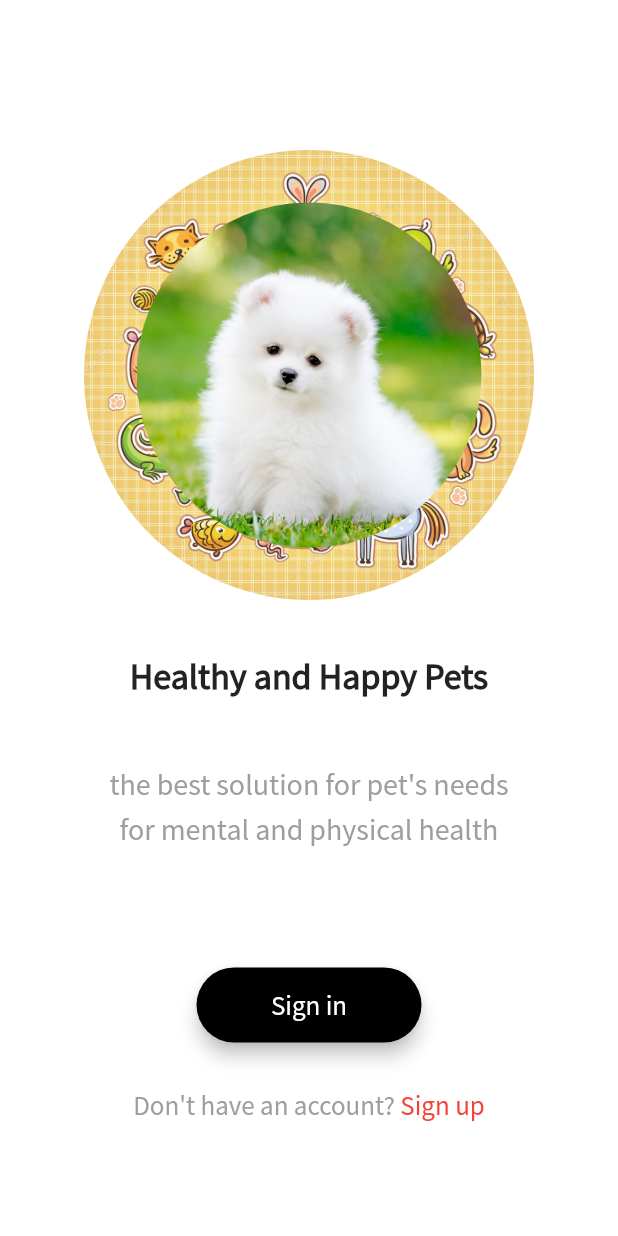
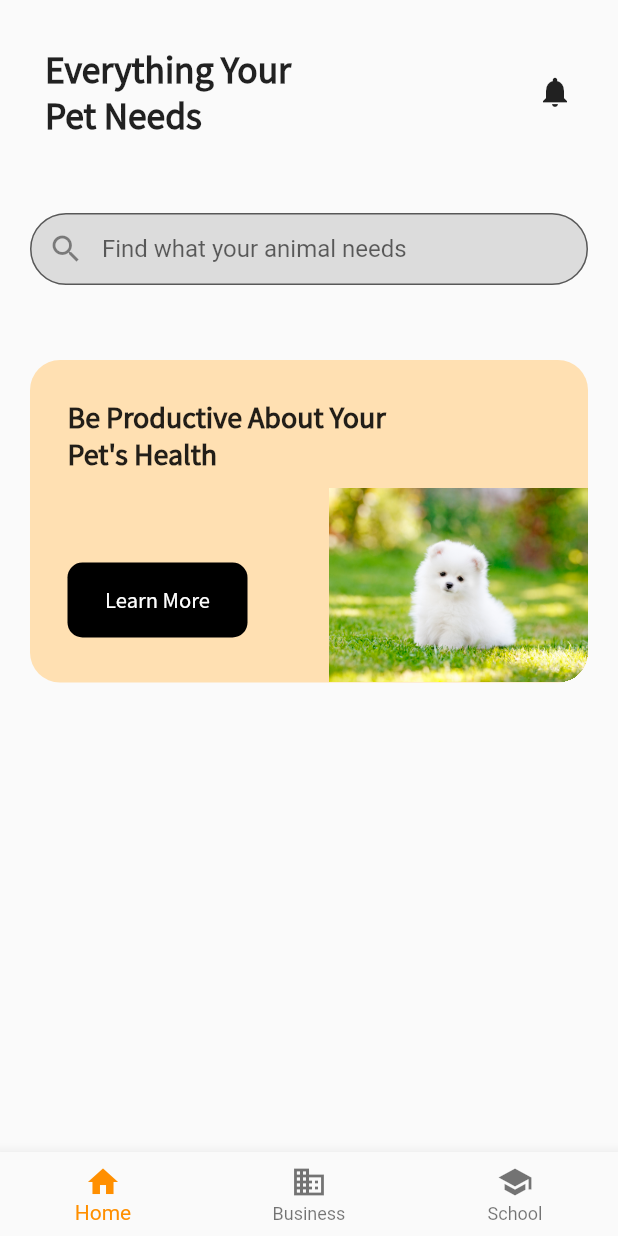
Before and after one commit to Ambmo/ui_designs, a Flutter app: the screen it shows after launch, after a tap on "Sign in", on a phone screen of 412 x 824 dp. Run offline on Flutter 3.47's test engine with Material 2 defaults, Android fonts, the phone set to English and light mode, and no system bars.

Commit message:
screen2
screen2

```diff
--- /dev/null
+++ b/lib/Screen2.dart
@@ -0,0 +1,151 @@
+import 'dart:ui';
+import 'package:flutter/material.dart';
+import 'constants.dart';
+
+class Screen2 extends StatefulWidget {
+  @override
+  _Screen2State createState() => _Screen2State();
+}
+
+class _Screen2State extends State<Screen2> {
+  int _selectedIndex = 0;
+  void _onItemTapped(int index) {
+    setState(() {
+      _selectedIndex = index;
+    });
+  }
+
+  @override
+  Widget build(BuildContext context) {
+    return SafeArea(
+      child: Scaffold(
+        // appBar: AppBar(
+        //   elevation: 0.0,
+        // ),
+        body: Column(
+          children: [
+            Padding(
+              padding: const EdgeInsets.all(30.0),
+              child: Row(
+                mainAxisAlignment: MainAxisAlignment.spaceBetween,
+                children: [
+                  Column(
+                    crossAxisAlignment: CrossAxisAlignment.start,
+                    children: [
+                      Text('Everything Your', style: head),
+                      Text('Pet Needs', style: head),
+                    ],
+                  ),
+                  Icon(Icons.notifications),
+                ],
+              ),
+            ),
+            Padding(
+              padding: const EdgeInsets.all(20.0),
+              child: TextField(
+                decoration: const InputDecoration(
+                  filled: true,
+                  fillColor: Colors.black12,
+                  // focusColor: Colors.black,
+                  contentPadding:
+                      EdgeInsets.symmetric(vertical: 10.0, horizontal: 20.0),
+                  // prefix: Icon(
+                  //   Icons.search,
+                  //   color: Colors.grey,
+                  // ),
+                  prefixIcon: Icon(Icons.search),
+                  // icon: Icon(Icons.search),
+                  border: OutlineInputBorder(
+                      borderRadius: BorderRadius.all(Radius.circular(32.0))),
+                  // enabledBorder: OutlineInputBorder(
+                  //   borderSide: BorderSide(color: Colors.grey, width: 1.0),
+                  //   borderRadius: BorderRadius.all(Radius.circular(32.0)),
+                  // ),
+                  hintText: 'Find what your animal needs',
+                ),
+              ),
+            ),
+            SizedBox(height: 10.0),
+            Container(
+              margin: EdgeInsets.all(20.0),
+              decoration: BoxDecoration(
+                  color: Colors.orange[100],
+                  borderRadius: BorderRadius.circular(20.0)),
+              // clipBehavior: Clip.hardEdge,
+              padding: EdgeInsets.fromLTRB(25.0, 25.0, 0.0, 0.0),
+
+              child: Column(
+                crossAxisAlignment: CrossAxisAlignment.start,
+                children: [
+                  Text(
+                    'Be Productive About Your',
+                    style: head.copyWith(fontSize: 20.0),
+                  ),
+                  Text(
+                    "Pet's Health",
+                    style: head.copyWith(fontSize: 20.0),
+                  ),
+                  SizedBox(height: 10.0),
+                  Row(
+                    mainAxisAlignment: MainAxisAlignment.spaceBetween,
+                    children: [
+                      Column(
+                        children: [
+                          SizedBox(height: 20),
+                          Material(
+                            borderRadius: BorderRadius.circular(10.0),
+                            color: Colors.black,
+                            child: MaterialButton(
+                              onPressed: () {},
+                              minWidth: 120.0,
+                              height: 50.0,
+                              child: Text(
+                                'Learn More',
+                                style: TextStyle(
+                                    color: Colors.white,
+                                    fontSize: 15.0,
+                                    fontFamily: 'SourceSans'),
+                              ),
+                            ),
+                          ),
+                        ],
+                      ),
+                      Container(
+                          clipBehavior: Clip.hardEdge,
+                          decoration: BoxDecoration(
+                            borderRadius: BorderRadius.only(
+                                bottomRight: Radius.circular(20.0)),
+                          ),
+                          height: 130.0,
+                          width: 173.0,
+                          child: Image.asset('images/dog.jpg')),
+                    ],
+                  ),
+                ],
+              ),
+            ),
+          ],
+        ),
+        bottomNavigationBar: BottomNavigationBar(
+          items: const <BottomNavigationBarItem>[
+            BottomNavigationBarItem(
+              icon: Icon(Icons.home),
+              label: 'Home',
+            ),
+            BottomNavigationBarItem(
+              icon: Icon(Icons.business),
+              label: 'Business',
+            ),
+            BottomNavigationBarItem(
+              icon: Icon(Icons.school),
+              label: 'School',
+            ),
+          ],
+          currentIndex: _selectedIndex,
+          selectedItemColor: Colors.amber[800],
+          onTap: _onItemTapped,
+        ),
+      ),
+    );
+  }
+}
--- /dev/null
+++ b/lib/constants.dart
@@ -0,0 +1,23 @@
+import 'package:flutter/material.dart';
+
+const head = TextStyle(
+    fontSize: 25.0, fontWeight: FontWeight.bold, fontFamily: 'SourceSans');
+
+const kTextFieldDecoration = InputDecoration(
+  hintText: 'Enter your email',
+  hintStyle: TextStyle(
+    color: Colors.grey,
+  ),
+  contentPadding: EdgeInsets.symmetric(vertical: 10.0, horizontal: 20.0),
+  border: OutlineInputBorder(
+    borderRadius: BorderRadius.all(Radius.circular(32.0)),
+  ),
+  enabledBorder: OutlineInputBorder(
+    borderSide: BorderSide(color: Colors.blueAccent, width: 1.0),
+    borderRadius: BorderRadius.all(Radius.circular(32.0)),
+  ),
+  focusedBorder: OutlineInputBorder(
+    borderSide: BorderSide(color: Colors.blueAccent, width: 2.0),
+    borderRadius: BorderRadius.all(Radius.circular(32.0)),
+  ),
+);
--- a/lib/main.dart
+++ b/lib/main.dart
@@ -1,5 +1,6 @@
 import 'package:flutter/material.dart';
-import 'myapp.dart';
+import 'package:ui_designs/Screen2.dart';
+import 'welcome_screen.dart';
 
 void main() {
   runApp(Main());
@@ -10,8 +11,16 @@ class Main extends StatelessWidget {
   Widget build(BuildContext context) {
     return MaterialApp(
       title: 'Everything Your Pet Needs',
-      theme: ThemeData.light(),
-      home: MyApp(),
+      theme: ThemeData(
+        primaryColor: Colors.grey,
+        backgroundColor: Colors.white,
+      ),
+      // home: Home(),
+      initialRoute: '/',
+      routes: {
+        '/': (context) => Home(),
+        '/second': (context) => Screen2(),
+      },
     );
   }
 }
--- a/lib/myapp.dart
+++ b/lib/welcome_screen.dart
@@ -1,11 +1,13 @@
 import 'package:flutter/material.dart';
 
-class MyApp extends StatelessWidget {
+class Home extends StatelessWidget {
+  final String id = 'Home';
+
   @override
   Widget build(BuildContext context) {
     return SafeArea(
       child: Scaffold(
-        backgroundColor: Colors.white,
+        // backgroundColor: Colors.white,
         body: ListView(
           children: [
             Column(
@@ -80,7 +82,9 @@ class MyApp extends StatelessWidget {
                   color: Colors.black,
                   borderRadius: BorderRadius.circular(50.0),
                   child: MaterialButton(
-                    onPressed: () {},
+                    onPressed: () {
+                      Navigator.pushNamed(context, '/second');
+                    },
                     minWidth: 150.0,
                     height: 50.0,
                     child: Text(
```
